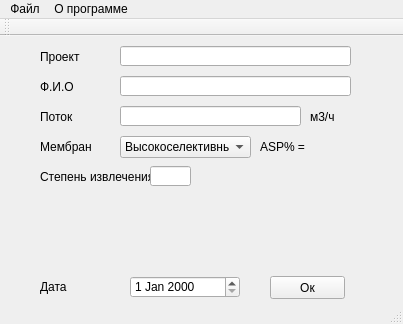
EvgenySavushkin/QtOsmos, file Osmos/mainwindow.ui: the form before one commit.
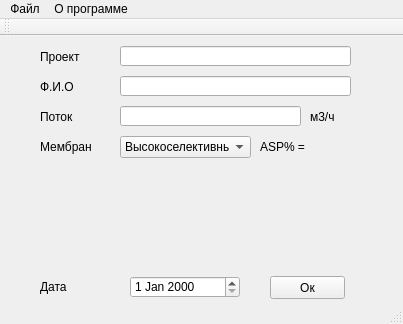
The form after the commit.

What changed in the file:
```diff
--- a/Osmos/mainwindow.ui
+++ b/Osmos/mainwindow.ui
@@ -178,29 +178,6 @@
      <string>ASP% =</string>
     </property>
    </widget>
-   <widget class="QLabel" name="label_8">
-    <property name="geometry">
-     <rect>
-      <x>40</x>
-      <y>130</y>
-      <width>111</width>
-      <height>21</height>
-     </rect>
-    </property>
-    <property name="text">
-     <string>Степень извлечения</string>
-    </property>
-   </widget>
-   <widget class="QLineEdit" name="lineEdit_4">
-    <property name="geometry">
-     <rect>
-      <x>150</x>
-      <y>130</y>
-      <width>41</width>
-      <height>20</height>
-     </rect>
-    </property>
-   </widget>
   </widget>
   <widget class="QMenuBar" name="menuBar">
    <property name="geometry">
```
